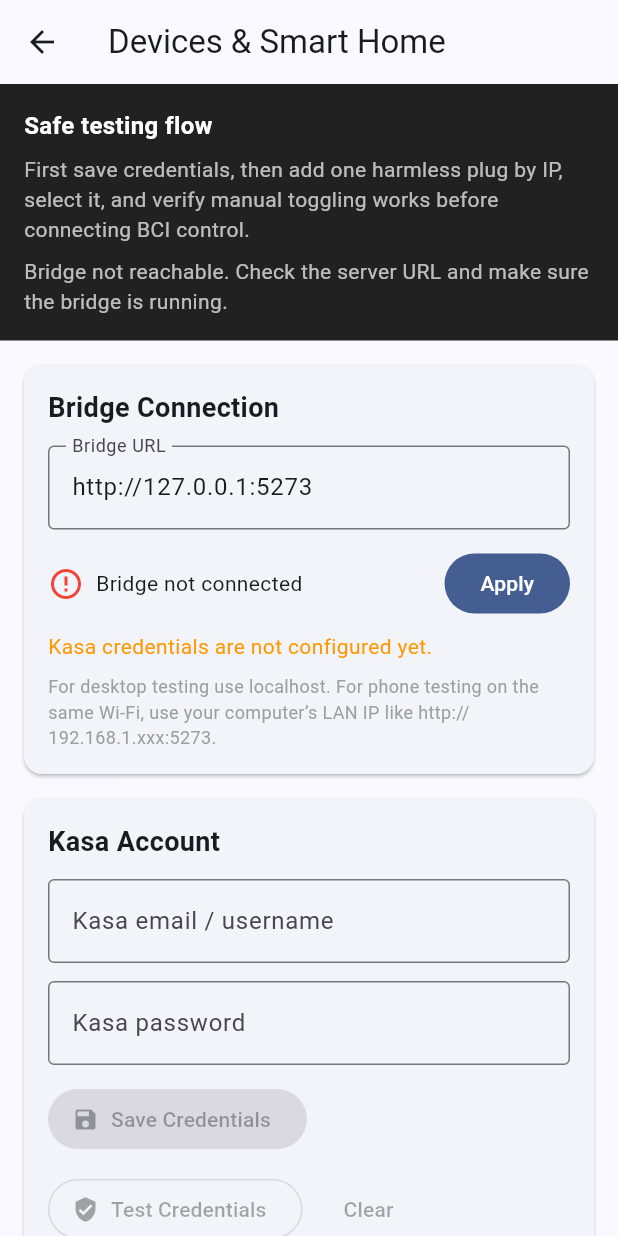
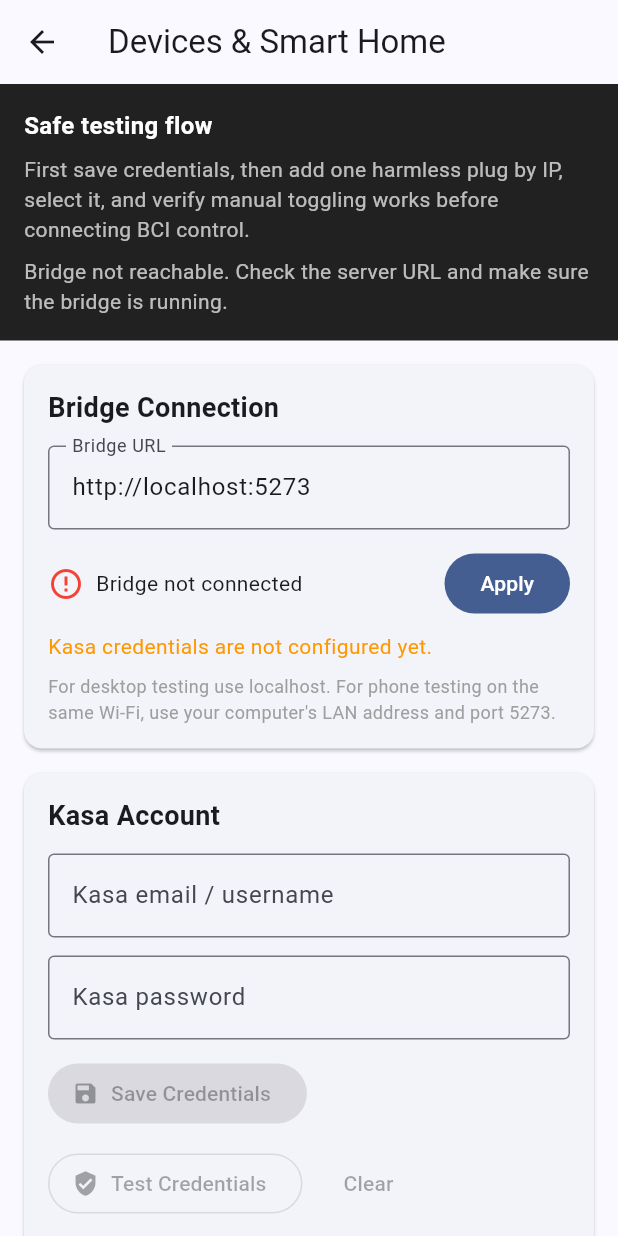
Before and after one commit to xjessxx/wave_flight_app, a Flutter app: the DeviceControlScreen screen opened by its route, on a phone screen of 412 x 824 dp. Run offline on Flutter 3.47's test engine with Material 3 defaults, Android fonts, the phone set to English and light mode, and no system bars; our stand-ins replace firebase_auth, firebase_core, google_sign_in, shared_preferences; accounts and stored records are empty; generated files the repository leaves out were written again; network calls fail.

Commit message:
Sanitize public repo configuration

```diff
--- a/lib/screens/device_control_screen.dart
+++ b/lib/screens/device_control_screen.dart
@@ -59,7 +59,7 @@
     final savedBridgeUrl = prefs.getString(_bridgeUrlKey) ??
         const String.fromEnvironment(
           'KASA_BRIDGE_URL',
-          defaultValue: 'http://127.0.0.1:5273',
+          defaultValue: 'http://localhost:5273',
         );
     final savedSelectedDeviceId = prefs.getString(_selectedDeviceKey);
 
@@ -138,7 +138,7 @@
             KasaDevice(
               id: 'mock_device',
               name: 'Mock Lamp',
-              ip: '127.0.0.1',
+              ip: 'localhost',
               model: 'Mock Plug',
               state: false,
             ),
@@ -464,7 +464,7 @@
                     controller: ipController,
                     decoration: const InputDecoration(
                       labelText: 'IP address',
-                      hintText: '192.168.1.35',
+                      hintText: '<device-ip>',
                     ),
                   ),
                   const SizedBox(height: 12),
@@ -512,7 +512,7 @@
                 controller: controller,
                 decoration: const InputDecoration(
                   labelText: 'Device IP',
-                  hintText: '192.168.1.35',
+                  hintText: '<device-ip>',
                 ),
               ),
             ],
@@ -579,7 +579,7 @@
               controller: _bridgeUrlController,
               decoration: const InputDecoration(
                 labelText: 'Bridge URL',
-                hintText: 'http://127.0.0.1:5273',
+                hintText: 'http://localhost:5273',
                 border: OutlineInputBorder(),
               ),
             ),
@@ -615,7 +615,7 @@
             ),
             const SizedBox(height: 8),
             const Text(
-              'For desktop testing use localhost. For phone testing on the same Wi-Fi, use your computer’s LAN IP like http://192.168.1.xxx:5273.',
+              'For desktop testing use localhost. For phone testing on the same Wi-Fi, use your computer\'s LAN address and port 5273.',
               style: TextStyle(fontSize: 12, color: Colors.grey),
             ),
           ],
@@ -1023,7 +1023,7 @@
 //           KasaDevice(
 //             id: 'mock_plug',
 //             name: 'Mock Desk Lamp',
-//             ip: '127.0.0.1',
+//             ip: 'localhost',
 //             model: 'Mock Plug',
 //             state: false,
 //           ),
@@ -1041,7 +1041,7 @@
 //     try {
 //       final available = await _kasa.bridgeAvailable();
 //       if (!available) {
-//         throw Exception('Local Kasa bridge is not running on http://127.0.0.1:5273');
+//         throw Exception('Local Kasa bridge is not running on http://localhost:5273');
 //       }
 
 //       final devices = await _kasa.discoverDevices();
@@ -1223,7 +1223,7 @@
 //                     controller: ipController,
 //                     decoration: const InputDecoration(
 //                       labelText: 'IP address',
-//                       hintText: '192.168.1.35',
+//                       hintText: '<device-ip>',
 //                     ),
 //                   ),
 //                   const SizedBox(height: 12),
--- a/lib/screens/home_screen.dart
+++ b/lib/screens/home_screen.dart
@@ -58,12 +58,12 @@
 //     final kasaBridgeUrl = prefs.getString(_kasaBridgeUrlKey) ??
 //         const String.fromEnvironment(
 //           'KASA_BRIDGE_URL',
-//           defaultValue: 'http://127.0.0.1:5273',
+//           defaultValue: 'http://localhost:5273',
 //         );
 //     final bciBridgeUrl = prefs.getString(_bciBridgeUrlKey) ??
 //         const String.fromEnvironment(
 //           'BCI_BRIDGE_URL',
-//           defaultValue: 'http://127.0.0.1:5000',
+//           defaultValue: 'http://localhost:5000',
 //         );
 
 //     _selectedDeviceId = prefs.getString(_selectedDeviceKey);
@@ -303,7 +303,7 @@
 //                     controller: _bciUrlController,
 //                     decoration: const InputDecoration(
 //                       labelText: 'BCI bridge URL',
-//                       hintText: 'http://127.0.0.1:5000',
+//                       hintText: 'http://localhost:5000',
 //                       border: OutlineInputBorder(),
 //                     ),
 //                   ),
@@ -560,12 +560,12 @@
     final kasaBridgeUrl = prefs.getString(_kasaBridgeUrlKey) ??
         const String.fromEnvironment(
           'KASA_BRIDGE_URL',
-          defaultValue: 'http://127.0.0.1:5273',
+          defaultValue: 'http://localhost:5273',
         );
     final bciBridgeUrl = prefs.getString(_bciBridgeUrlKey) ??
         const String.fromEnvironment(
           'BCI_BRIDGE_URL',
-          defaultValue: 'http://127.0.0.1:5000',
+          defaultValue: 'http://localhost:5000',
         );
 
     _selectedDeviceId = prefs.getString(_selectedDeviceKey);
@@ -888,7 +888,7 @@
                     controller: _bciUrlController,
                     decoration: const InputDecoration(
                       labelText: 'BCI bridge URL',
-                      hintText: 'http://127.0.0.1:5000',
+                      hintText: 'http://localhost:5000',
                       border: OutlineInputBorder(),
                     ),
                   ),
--- a/lib/screens/training_screen.dart
+++ b/lib/screens/training_screen.dart
@@ -284,7 +284,7 @@
 //       try {
 //         final response = await http.post(
 //           Uri.parse(
-//               'http://10.0.2.2:5000/training/trial_start'), // Android emulator ip - to b changed to real phone eventually
+//               'http://localhost:5000/training/trial_start'),
 //         );
 
 //         if (response.statusCode == 200) {
--- a/lib/services/bci_service.dart
+++ b/lib/services/bci_service.dart
@@ -38,7 +38,7 @@
 
   String _baseUrl = const String.fromEnvironment(
     'BCI_BRIDGE_URL',
-    defaultValue: 'http://127.0.0.1:5000',
+    defaultValue: 'http://localhost:5000',
   );
 
   Timer? _pollTimer;
--- a/lib/services/kasa_service.dart
+++ b/lib/services/kasa_service.dart
@@ -69,7 +69,7 @@
 // //       : _baseUrl = baseUrl ??
 // //             const String.fromEnvironment(
 // //               'KASA_BRIDGE_URL',
-// //               defaultValue: 'http://127.0.0.1:5273',
+// //               defaultValue: 'http://localhost:5273',
 // //             );
 
 // //   final String _baseUrl;
@@ -215,7 +215,7 @@
 //   KasaSmartPlugService({String? baseUrl})
 //       : _baseUrl = baseUrl ?? const String.fromEnvironment(
 //           'KASA_BRIDGE_URL',
-//           defaultValue: 'http://127.0.0.1:5273',
+//           defaultValue: 'http://localhost:5273',
 //         );
 
 //   final String _baseUrl;
```
Also changed, not shown: 4 other files.
